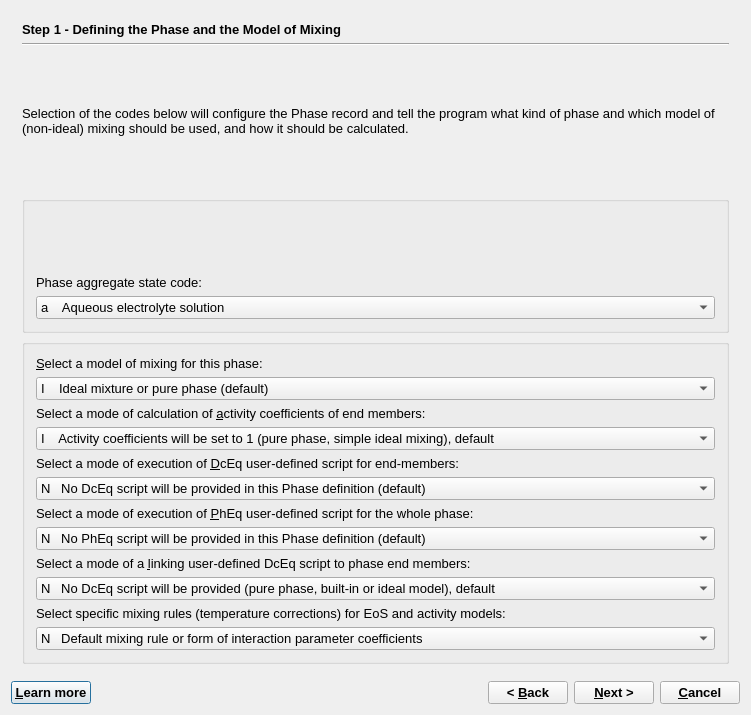
This is GUI/Dialogs4/PhaseWizard4.ui in gemshub/GEMSGUI as Qt 5 draws it before an edit. The edited form follows.
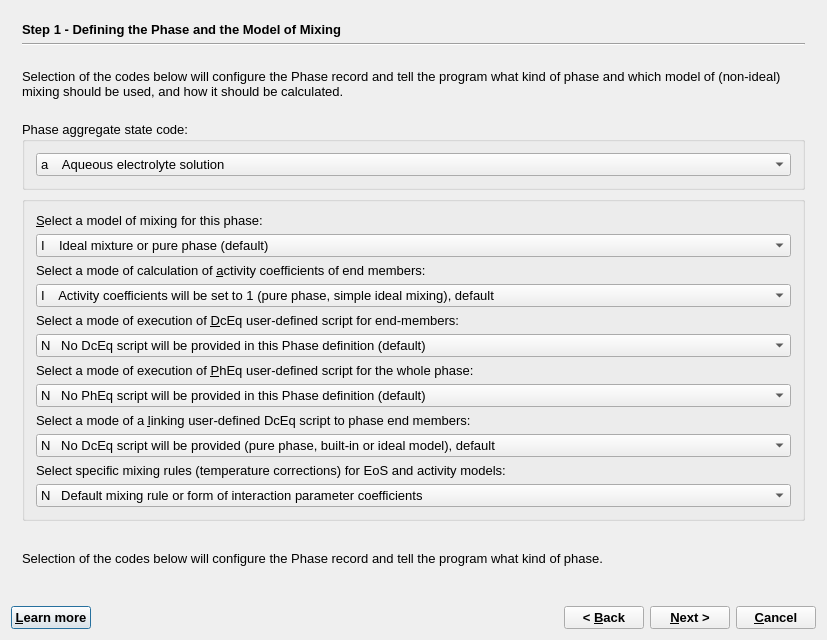
This is the edited form. The open tabs and pages were chosen to show the change.

The edit to the form file:
```diff
--- a/GUI/Dialogs4/PhaseWizard4.ui
+++ b/GUI/Dialogs4/PhaseWizard4.ui
@@ -9,8 +9,8 @@
    <rect>
     <x>0</x>
     <y>0</y>
-    <width>751</width>
-    <height>715</height>
+    <width>827</width>
+    <height>593</height>
    </rect>
   </property>
   <property name="font">
@@ -43,7 +43,7 @@
       <number>4</number>
      </property>
      <widget class="QWidget" name="page">
-      <layout class="QVBoxLayout" name="verticalLayout_3">
+      <layout class="QVBoxLayout" name="verticalLayout_4">
        <item>
         <widget class="QLabel" name="pageName">
          <property name="sizePolicy">
@@ -107,25 +107,9 @@
        <item>
         <widget class="QGroupBox" name="groupBox_13">
          <property name="title">
-          <string/>
-         </property>
-         <layout class="QVBoxLayout" name="verticalLayout">
-          <item>
-           <widget class="QLabel" name="ModelCodeLabel_2">
-            <property name="text">
              <string>Phase aggregate state code:</string>
             </property>
-            <property name="alignment">
-             <set>Qt::AlignBottom</set>
-            </property>
-            <property name="wordWrap">
-             <bool>true</bool>
-            </property>
-            <property name="buddy">
-             <cstring>ModelCode</cstring>
-            </property>
-           </widget>
-          </item>
+         <layout class="QVBoxLayout" name="verticalLayout">
           <item>
            <widget class="QComboBox" name="pPhPs_0">
             <item>
@@ -560,10 +544,44 @@
          </layout>
         </widget>
        </item>
+       <item>
+        <widget class="QLabel" name="textLabel10_2">
+         <property name="sizePolicy">
+          <sizepolicy hsizetype="Minimum" vsizetype="Minimum">
+           <horstretch>0</horstretch>
+           <verstretch>0</verstretch>
+          </sizepolicy>
+         </property>
+         <property name="frameShape">
+          <enum>QFrame::NoFrame</enum>
+         </property>
+         <property name="frameShadow">
+          <enum>QFrame::Plain</enum>
+         </property>
+         <property name="text">
+          <string>Selection of the codes below will configure the Phase record and tell the program what kind of phase.</string>
+         </property>
+         <property name="textFormat">
+          <enum>Qt::AutoText</enum>
+         </property>
+         <property name="scaledContents">
+          <bool>false</bool>
+         </property>
+         <property name="wordWrap">
+          <bool>true</bool>
+         </property>
+         <property name="margin">
+          <number>0</number>
+         </property>
+         <property name="openExternalLinks">
+          <bool>false</bool>
+         </property>
+        </widget>
+       </item>
       </layout>
      </widget>
      <widget class="QWidget" name="page_2">
-      <layout class="QVBoxLayout" name="verticalLayout_4">
+      <layout class="QVBoxLayout" name="verticalLayout_3">
        <item>
         <widget class="QLabel" name="label">
          <property name="sizePolicy">
```
Left out of the diff: 36 changed lines with no effect on the pictures. Lines whose indentation alone changed are shown as unchanged.
